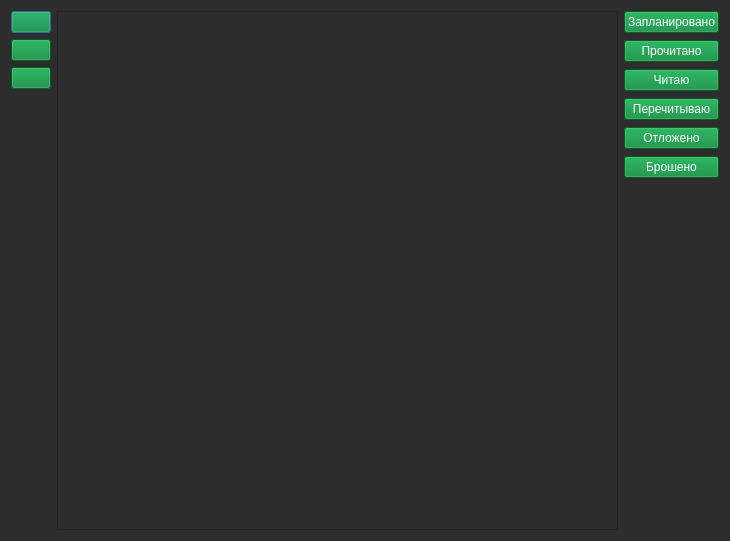
Old version of the form form/desu_library.ui in the repository brandonzorn/Nlight.
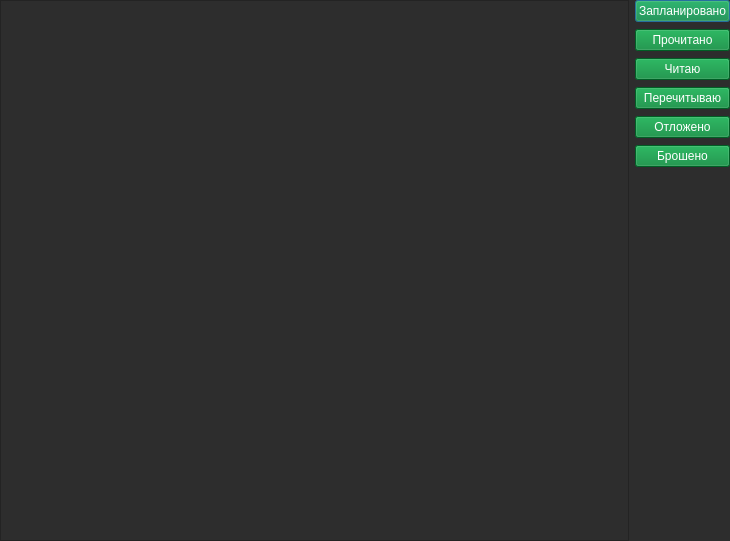
New version of the form. Icons and pictures are not drawn.

Commit message: updated main window

```diff
--- a/form/desu_library.ui
+++ b/form/desu_library.ui
@@ -18,71 +18,18 @@
 background-color: rgb(45, 45, 45);</string>
   </property>
   <layout class="QHBoxLayout" name="horizontalLayout">
-   <item>
-    <layout class="QVBoxLayout" name="verticalLayout_2">
-     <item>
-      <widget class="QPushButton" name="btn_mylist">
-       <property name="styleSheet">
-        <string notr="true">background-color: rgb(0, 133, 52);
-color: rgb(255, 255, 255);</string>
-       </property>
-       <property name="text">
-        <string/>
-       </property>
-       <property name="icon">
-        <iconset>
-         <normalon>../images/library.png</normalon>
-        </iconset>
-       </property>
-      </widget>
-     </item>
-     <item>
-      <widget class="QPushButton" name="btn_main">
-       <property name="styleSheet">
-        <string notr="true">background-color: rgb(0, 133, 52);
-color: rgb(255, 255, 255);</string>
-       </property>
-       <property name="text">
-        <string/>
-       </property>
-       <property name="icon">
-        <iconset>
-         <normalon>../images/main.png</normalon>
-        </iconset>
-       </property>
-      </widget>
-     </item>
-     <item>
-      <widget class="QPushButton" name="btn_shikimori">
-       <property name="styleSheet">
-        <string notr="true">background-color: rgb(0, 133, 52);
-color: rgb(255, 255, 255);</string>
-       </property>
-       <property name="text">
-        <string/>
-       </property>
-       <property name="icon">
-        <iconset>
-         <normalon>../images/shikimori.png</normalon>
-        </iconset>
-       </property>
-      </widget>
-     </item>
-     <item>
-      <spacer name="verticalSpacer_2">
-       <property name="orientation">
-        <enum>Qt::Vertical</enum>
-       </property>
-       <property name="sizeHint" stdset="0">
-        <size>
-         <width>38</width>
-         <height>561</height>
-        </size>
-       </property>
-      </spacer>
-     </item>
-    </layout>
-   </item>
+   <property name="leftMargin">
+    <number>0</number>
+   </property>
+   <property name="topMargin">
+    <number>0</number>
+   </property>
+   <property name="rightMargin">
+    <number>0</number>
+   </property>
+   <property name="bottomMargin">
+    <number>0</number>
+   </property>
    <item>
     <widget class="QListWidget" name="list_manga">
      <property name="palette">
```
The commit also changes 23 other files.
